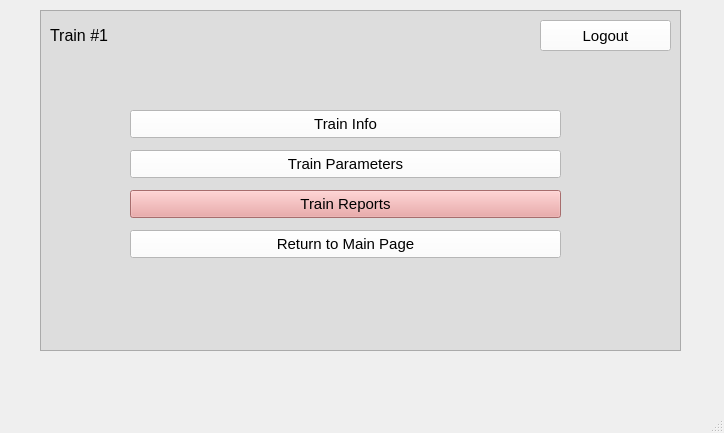
Qt form src/UI/TrainModel/Train_Menu.ui (aet37/ECE1140-Project) before a commit.
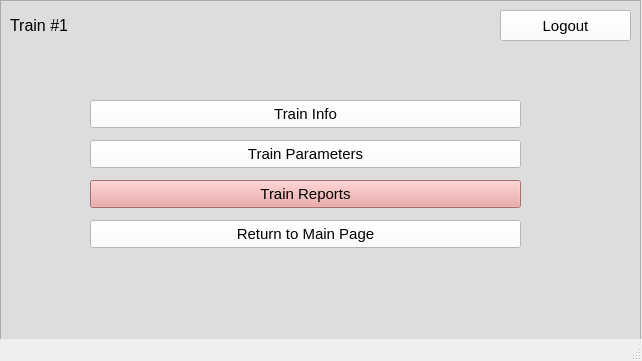
The same form after that commit.

```diff
--- a/src/UI/TrainModel/Train_Menu.ui
+++ b/src/UI/TrainModel/Train_Menu.ui
@@ -6,8 +6,8 @@
    <rect>
     <x>0</x>
     <y>0</y>
-    <width>724</width>
-    <height>433</height>
+    <width>642</width>
+    <height>361</height>
    </rect>
   </property>
   <property name="windowTitle">
@@ -17,8 +17,8 @@
    <widget class="QPushButton" name="logout_button_menu">
     <property name="geometry">
      <rect>
-      <x>540</x>
-      <y>20</y>
+      <x>500</x>
+      <y>10</y>
       <width>131</width>
       <height>31</height>
      </rect>
@@ -62,8 +62,8 @@
    <widget class="QPushButton" name="train_info_button">
     <property name="geometry">
      <rect>
-      <x>130</x>
-      <y>110</y>
+      <x>90</x>
+      <y>100</y>
       <width>431</width>
       <height>28</height>
      </rect>
@@ -89,8 +89,8 @@
    <widget class="QLabel" name="label">
     <property name="geometry">
      <rect>
-      <x>50</x>
-      <y>20</y>
+      <x>10</x>
+      <y>10</y>
       <width>203</width>
       <height>31</height>
      </rect>
@@ -107,8 +107,8 @@
    <widget class="QPushButton" name="train_parameters_button">
     <property name="geometry">
      <rect>
-      <x>130</x>
-      <y>150</y>
+      <x>90</x>
+      <y>140</y>
       <width>431</width>
       <height>28</height>
      </rect>
@@ -134,8 +134,8 @@
    <widget class="QPushButton" name="return_button">
     <property name="geometry">
      <rect>
-      <x>130</x>
-      <y>230</y>
+      <x>90</x>
+      <y>220</y>
       <width>431</width>
       <height>28</height>
      </rect>
@@ -161,8 +161,8 @@
    <widget class="QPushButton" name="train_reports_button">
     <property name="geometry">
      <rect>
-      <x>130</x>
-      <y>190</y>
+      <x>90</x>
+      <y>180</y>
       <width>431</width>
       <height>28</height>
      </rect>
@@ -188,8 +188,8 @@
    <widget class="QFrame" name="frame">
     <property name="geometry">
      <rect>
-      <x>40</x>
-      <y>10</y>
+      <x>0</x>
+      <y>0</y>
       <width>641</width>
       <height>341</height>
      </rect>
```
